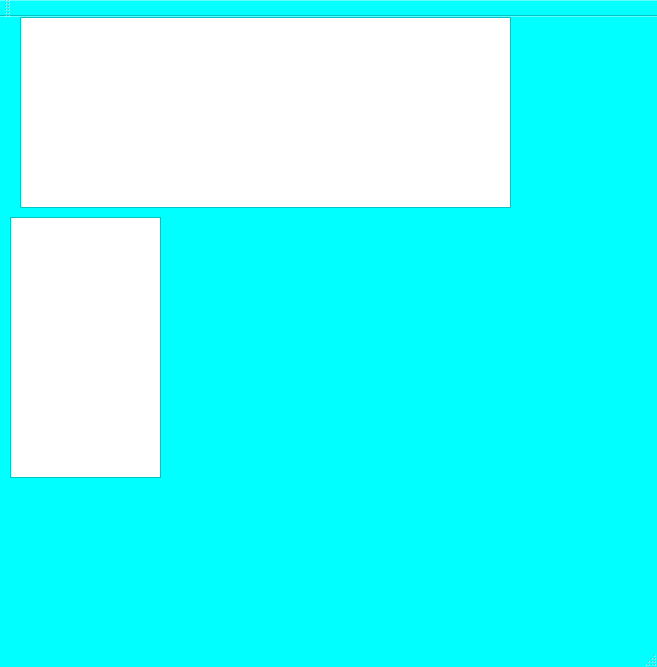
Before: the Qt Designer form mainwindow.ui in JuliaNortman/Project, drawn with Qt 5.
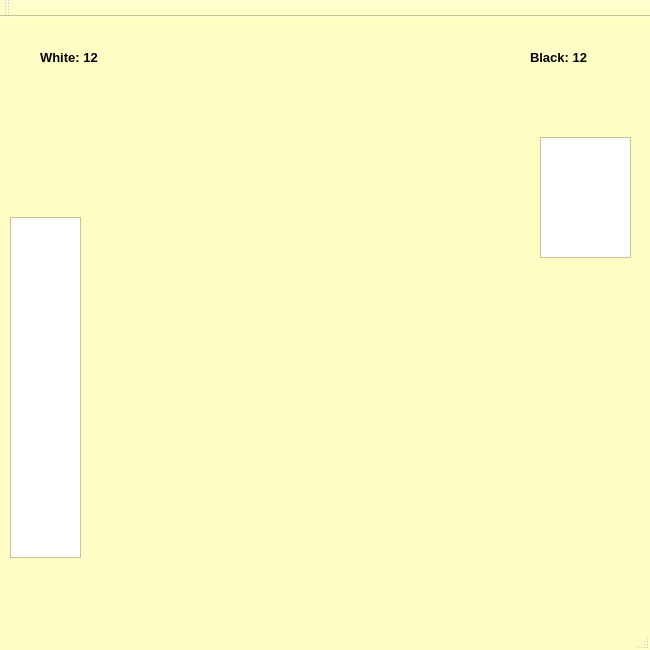
After: the same form once the commit is applied.

```diff
--- a/mainwindow.ui
+++ b/mainwindow.ui
@@ -6,8 +6,8 @@
    <rect>
     <x>0</x>
     <y>0</y>
-    <width>657</width>
-    <height>667</height>
+    <width>650</width>
+    <height>650</height>
    </rect>
   </property>
   <property name="palette">
@@ -25,9 +25,9 @@
      <colorrole role="Window">
       <brush brushstyle="SolidPattern">
        <color alpha="255">
-        <red>0</red>
+        <red>255</red>
         <green>255</green>
-        <blue>255</blue>
+        <blue>197</blue>
        </color>
       </brush>
      </colorrole>
@@ -45,9 +45,9 @@
      <colorrole role="Window">
       <brush brushstyle="SolidPattern">
        <color alpha="255">
-        <red>0</red>
+        <red>255</red>
         <green>255</green>
-        <blue>255</blue>
+        <blue>197</blue>
        </color>
       </brush>
      </colorrole>
@@ -56,18 +56,18 @@
      <colorrole role="Base">
       <brush brushstyle="SolidPattern">
        <color alpha="255">
-        <red>0</red>
+        <red>255</red>
         <green>255</green>
-        <blue>255</blue>
+        <blue>197</blue>
        </color>
       </brush>
      </colorrole>
      <colorrole role="Window">
       <brush brushstyle="SolidPattern">
        <color alpha="255">
-        <red>0</red>
+        <red>255</red>
         <green>255</green>
-        <blue>255</blue>
+        <blue>197</blue>
        </color>
       </brush>
      </colorrole>
@@ -90,10 +90,10 @@
    <widget class="QWidget" name="gridLayoutWidget">
     <property name="geometry">
      <rect>
-      <x>310</x>
-      <y>240</y>
-      <width>271</width>
-      <height>251</height>
+      <x>170</x>
+      <y>180</y>
+      <width>351</width>
+      <height>351</height>
      </rect>
     </property>
     <layout class="QGridLayout" name="checkerBoard">
@@ -170,21 +170,47 @@
      <rect>
       <x>10</x>
       <y>200</y>
-      <width>151</width>
-      <height>261</height>
+      <width>71</width>
+      <height>341</height>
      </rect>
     </property>
    </widget>
    <widget class="QTextBrowser" name="analyseDebug">
     <property name="geometry">
      <rect>
-      <x>20</x>
-      <y>0</y>
-      <width>491</width>
-      <height>191</height>
+      <x>540</x>
+      <y>120</y>
+      <width>91</width>
+      <height>121</height>
      </rect>
     </property>
    </widget>
+   <widget class="QLabel" name="whiteNumber">
+    <property name="geometry">
+     <rect>
+      <x>40</x>
+      <y>20</y>
+      <width>81</width>
+      <height>41</height>
+     </rect>
+    </property>
+    <property name="text">
+     <string>&lt;html&gt;&lt;head/&gt;&lt;body&gt;&lt;p&gt;&lt;span style=&quot; font-weight:600;&quot;&gt;White: 12&lt;/span&gt;&lt;/p&gt;&lt;/body&gt;&lt;/html&gt;</string>
+    </property>
+   </widget>
+   <widget class="QLabel" name="blackNuber">
+    <property name="geometry">
+     <rect>
+      <x>530</x>
+      <y>20</y>
+      <width>81</width>
+      <height>41</height>
+     </rect>
+    </property>
+    <property name="text">
+     <string>&lt;html&gt;&lt;head/&gt;&lt;body&gt;&lt;p&gt;&lt;span style=&quot; font-weight:600;&quot;&gt;Black: 12&lt;/span&gt;&lt;/p&gt;&lt;/body&gt;&lt;/html&gt;</string>
+    </property>
+   </widget>
   </widget>
   <widget class="QMenuBar" name="menuBar">
    <property name="geometry">
```
Left out of the diff: 2 changed lines with no effect on the pictures.
